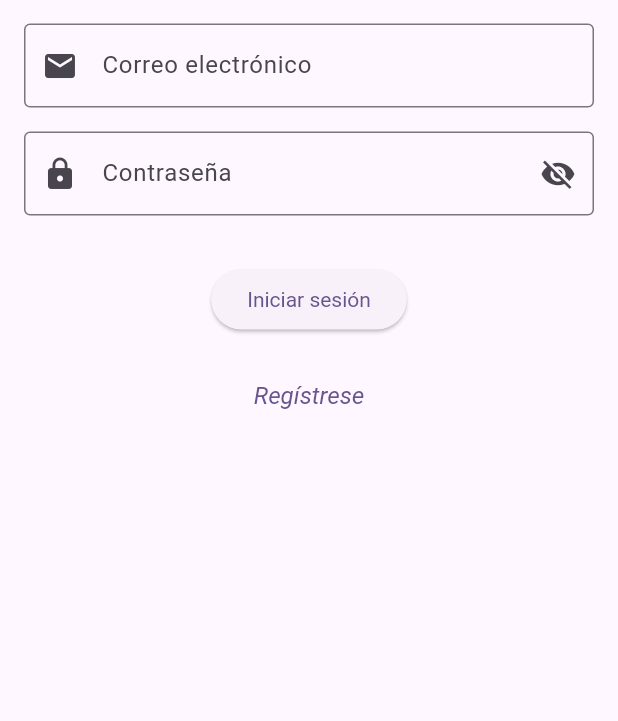
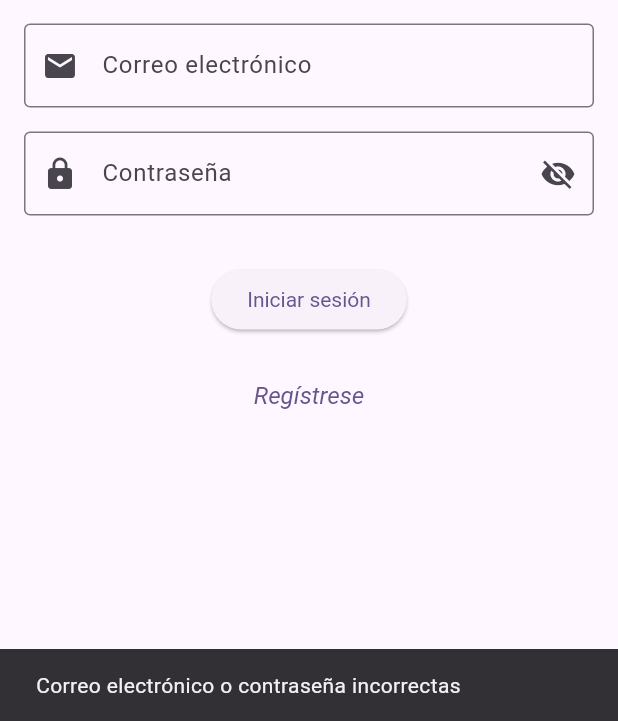
Before and after one commit to edwincubillos24/itm_libros, a Flutter app: the screen it shows after launch, after a tap on "Iniciar sesión", on a phone screen of 412 x 824 dp, the part 515-1236 px from its top. Run offline on Flutter 3.47's test engine with Material 3 defaults, Android fonts, the phone set to English and light mode, and no system bars; our stand-ins replace shared_preferences.

Commit message:
Paso 1: Se agrega snackbar para visualizar mensaje en el registro y en el login

```diff
--- a/lib/pages/login_page.dart
+++ b/lib/pages/login_page.dart
@@ -22,6 +22,13 @@ class _LoginPageState extends State<LoginPage> {
 
   User userLoaded = User.Empty();
 
+  void showMessage(String msg){
+    SnackBar snackBar = SnackBar(
+      content: Text(msg),
+    );
+    ScaffoldMessenger.of(context).showSnackBar(snackBar);
+  }
+
   void _onLoginButtonClicked() {
     if (_email.text == userLoaded.email &&
         _password.text == userLoaded.password) {
@@ -29,7 +36,7 @@ class _LoginPageState extends State<LoginPage> {
           context, MaterialPageRoute(builder: (context) => const HomePage()));
     }
     else {
-      print("Error");
+      showMessage("Correo electrónico o contraseña incorrectas");
     }
   }
 
```
Also changed, not shown: lib/pages/register_page.dart (+8 -1 lines).
